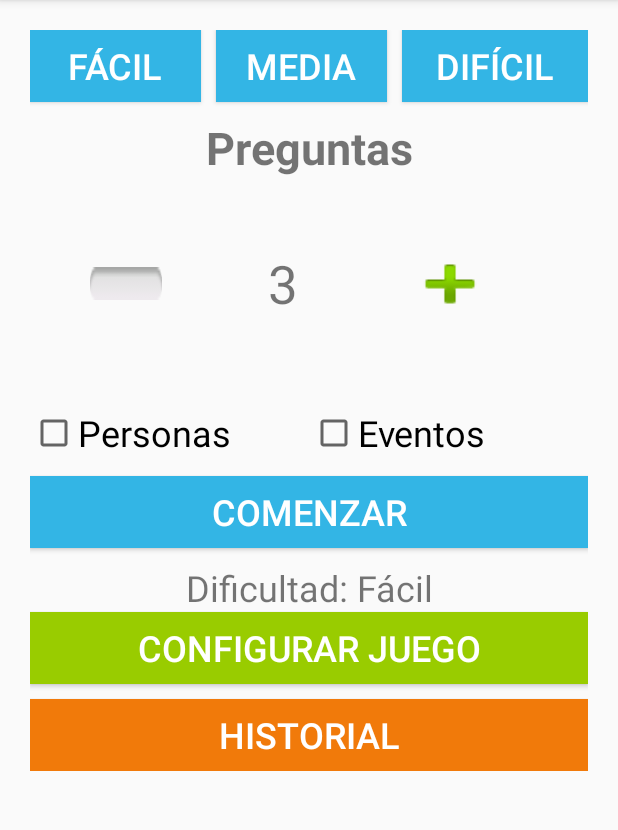
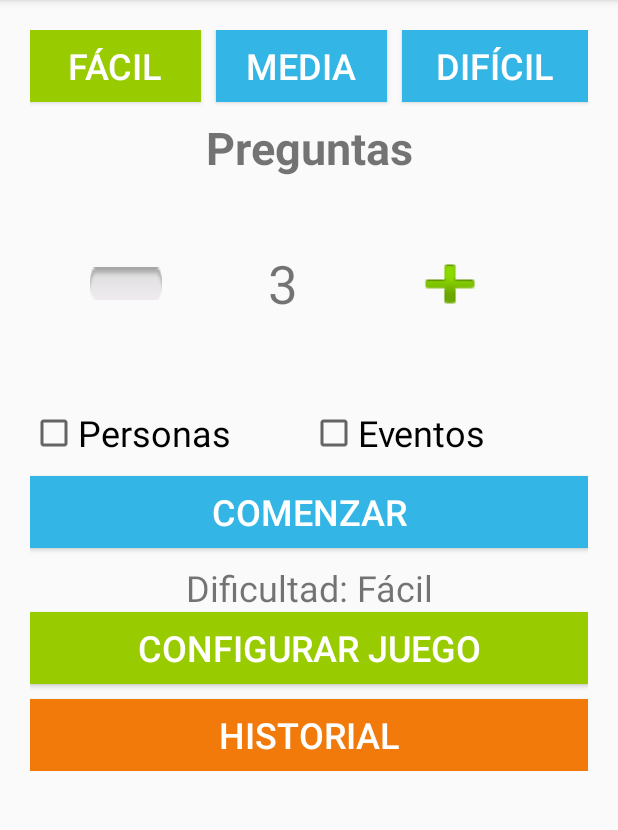
Before and after one commit to Israelhz/Mi-pasado-en-presente, an Android app: the dificultadActivity screen opened directly, with no data from a screen before it, after a tap on "FÁCIL", on a phone screen of 412 x 824 dp, the part 84-914 px from its top. Run offline under Robolectric (Android 15) with nearby library versions, the phone set to English and light mode, and no system bars.

Commit message:
Changes color when changind difficulty

```diff
--- a/MiPasadoEnPresente/app/src/main/java/itesm/mx/mipasadoenpresente/dificultadActivity.java
+++ b/MiPasadoEnPresente/app/src/main/java/itesm/mx/mipasadoenpresente/dificultadActivity.java
@@ -7,6 +7,8 @@
 package itesm.mx.mipasadoenpresente;
 
 import android.content.Intent;
+import android.graphics.Color;
+import android.graphics.PorterDuff;
 import android.support.v4.app.FragmentTransaction;
 import android.support.v7.app.AppCompatActivity;
 import android.os.Bundle;
@@ -67,6 +69,8 @@ public class dificultadActivity extends AppCompatActivity implements View.OnClic
         check_eventos = (CheckBox) findViewById(R.id.check_eventos);
         btn_historial = (Button) findViewById(R.id.btn_historial);
 
+        btn_facil.setBackgroundColor(Color.parseColor("#FF99CC00"));
+
         tv_cantPreguntas.setText(String.valueOf(cantPreguntas));
         btn_facil.setOnClickListener(this);
         btn_intermedio.setOnClickListener(this);
@@ -99,14 +103,23 @@ public class dificultadActivity extends AppCompatActivity implements View.OnClic
             case R.id.btn_facil:
                 dificultad = 1;
                 tv_dificultad.setText("Dificultad: Fácil");
+                btn_facil.setBackgroundColor(Color.parseColor("#FF99CC00"));
+                btn_intermedio.setBackgroundColor(Color.parseColor("#FF33B5E5"));
+                btn_dificil.setBackgroundColor(Color.parseColor("#FF33B5E5"));
                 break;
             case R.id.btn_intermedio:
                 tv_dificultad.setText("Dificultad: Intermedia");
                 dificultad = 2;
+                btn_intermedio.setBackgroundColor(Color.parseColor("#FF99CC00"));
+                btn_facil.setBackgroundColor(Color.parseColor("#FF33B5E5"));
+                btn_dificil.setBackgroundColor(Color.parseColor("#FF33B5E5"));
                 break;
             case R.id.btn_dificil:
                 tv_dificultad.setText("Dificultad: Difícil");
                 dificultad = 3;
+                btn_dificil.setBackgroundColor(Color.parseColor("#FF99CC00"));
+                btn_intermedio.setBackgroundColor(Color.parseColor("#FF33B5E5"));
+                btn_facil.setBackgroundColor(Color.parseColor("#FF33B5E5"));
                 break;
             case R.id.btn_comenzar: // Verifica que existan al menos 4 personas o 4 eventos para jugar
                 Boolean juego_personas = check_personas.isChecked();
```
